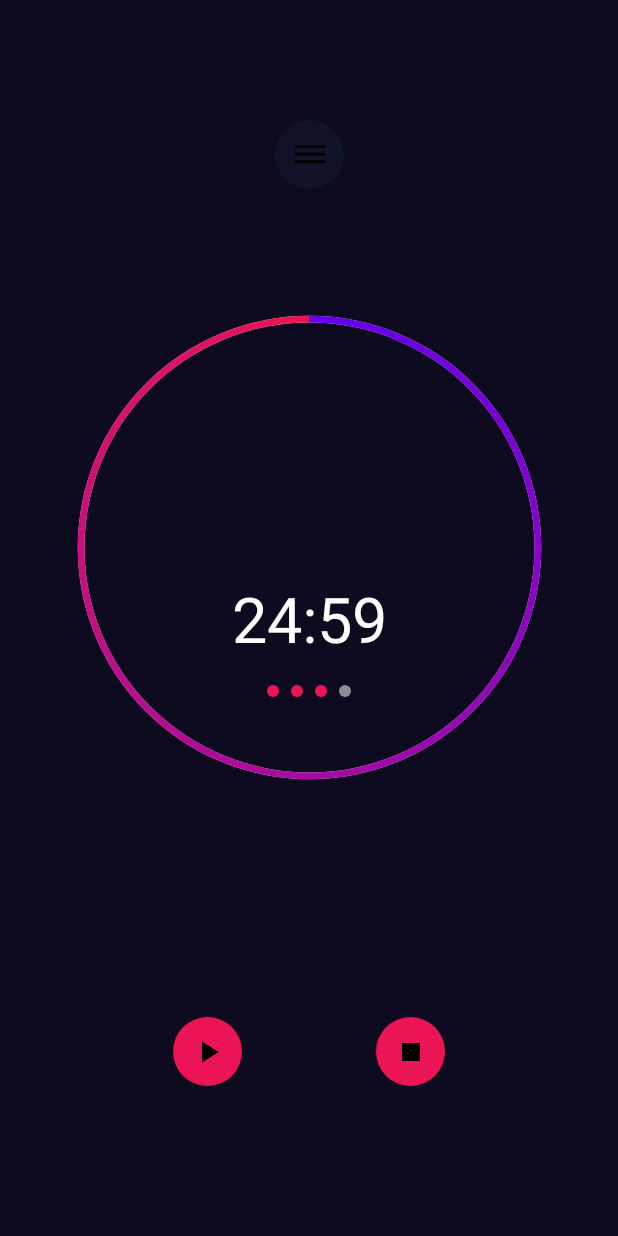
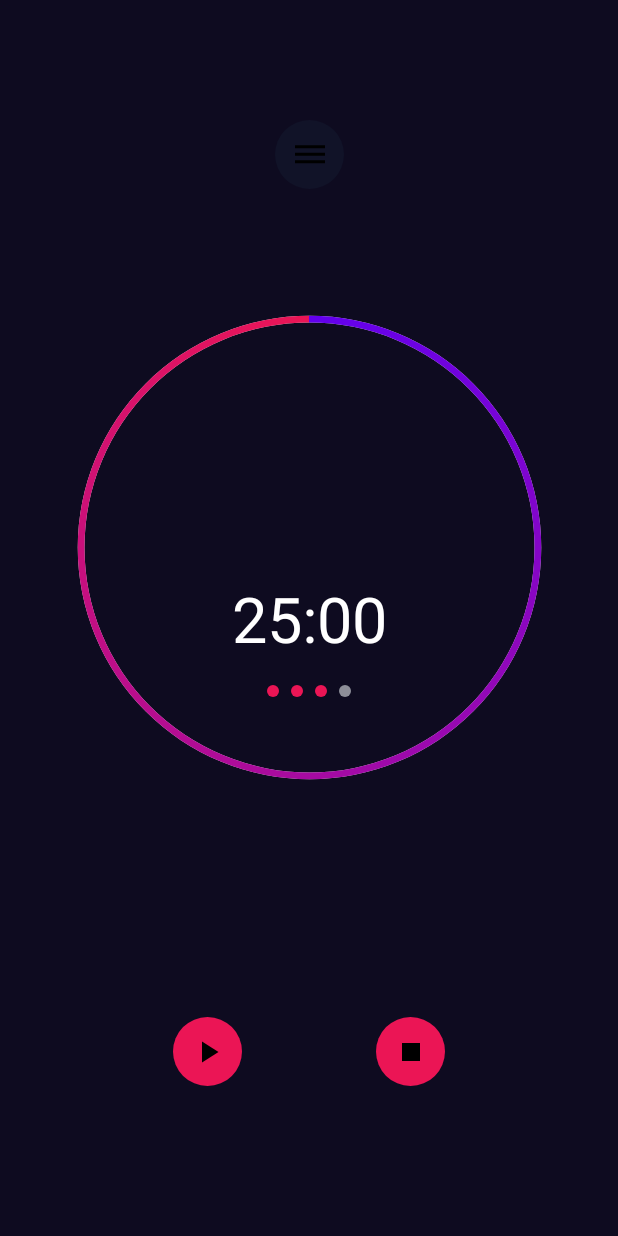
Before and after one commit to Diegowh/KonohaProject, an Android app: the screen it shows after launch (MainActivity), on a phone screen of 412 x 824 dp. Run offline under Robolectric (Android 15) with nearby library versions, the phone set to English and light mode, and no system bars; 4 statements that could not run were skipped.

Commit message:
Refactor. Mueve string hardcodeado a resources

```diff
--- a/app/src/main/res/layout/activity_main.xml
+++ b/app/src/main/res/layout/activity_main.xml
@@ -26,8 +26,8 @@
         android:id="@+id/txtTimer"
         android:layout_width="wrap_content"
         android:layout_height="wrap_content"
-        android:text="24:59"
-        android:textSize="42dp"
+        android:text="@string/focusTime"
+        android:textSize="42sp"
         app:layout_constraintTop_toTopOf="parent"
         app:layout_constraintBottom_toBottomOf="parent"
         app:layout_constraintStart_toStartOf="parent"
--- a/app/src/main/res/values/strings.xml
+++ b/app/src/main/res/values/strings.xml
@@ -1,3 +1,4 @@
 <resources>
     <string name="app_name">KonohaProject</string>
+    <string name="focusTime">25:00</string>
 </resources>
```
